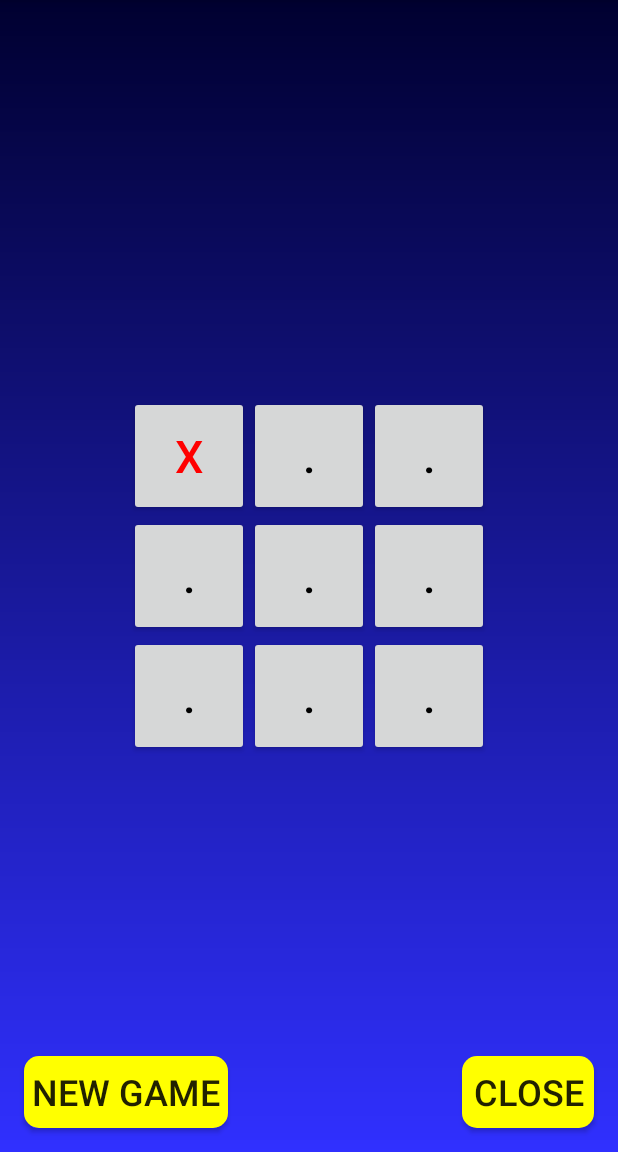
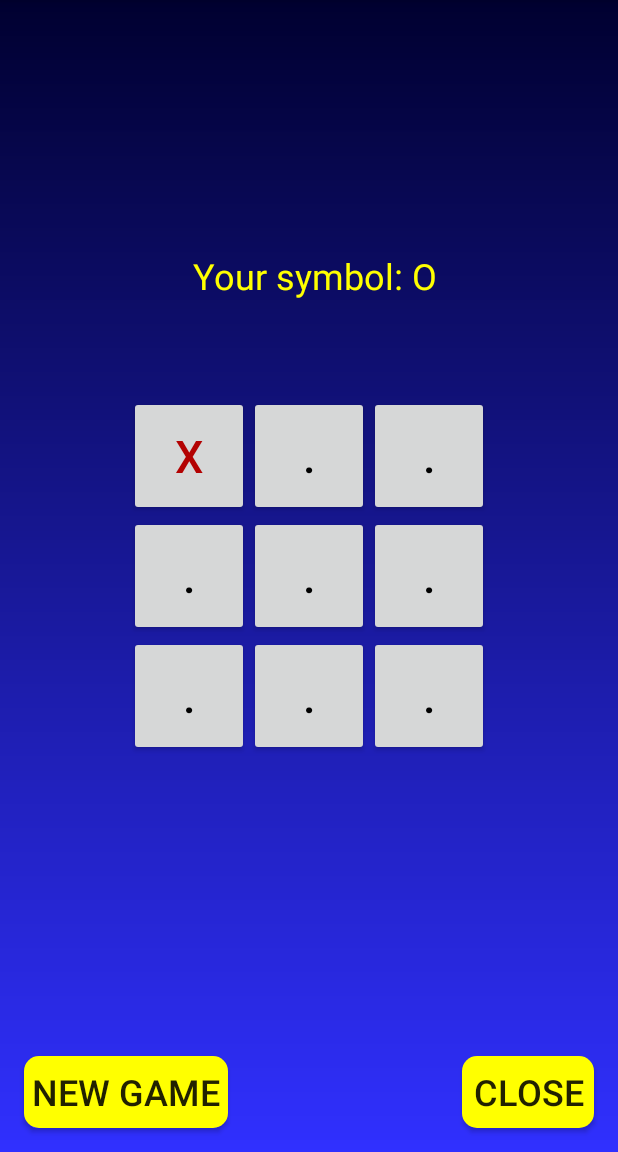
Before and after one commit to LukaszKk/AndroidTicTacToe, an Android app: the screen it shows after launch (MainActivity), on a phone screen of 412 x 824 dp, the part 84-1236 px from its top. Run offline under Robolectric (Android 15) with nearby library versions, the phone set to English and light mode, and no system bars.

Commit message:
info box and colors

```diff
--- a/app/src/main/java/com/example/tictactoe/ButtonWrapper.java
+++ b/app/src/main/java/com/example/tictactoe/ButtonWrapper.java
@@ -55,7 +55,7 @@ public class ButtonWrapper {
     public void setButtonsColor(List<Integer> buttons) {
         for (int id : buttons) {
             Button button = activity.findViewById(id);
-            button.setTextColor(Color.GREEN);
+            button.setTextColor(activity.getColor(R.color.dark_green));
         }
     }
 }
--- a/app/src/main/java/com/example/tictactoe/Game.java
+++ b/app/src/main/java/com/example/tictactoe/Game.java
@@ -8,6 +8,7 @@ import android.graphics.Color;
 import android.os.Build;
 import android.view.View;
 import android.widget.Button;
+import android.widget.TextView;
 
 import androidx.annotation.RequiresApi;
 
@@ -33,6 +34,7 @@ public class Game {
 
         resetBoard();
         buttonWrapper.initButtonsState();
+        setInfoText();
         if (!playerStart) {
             makeMove();
         }
@@ -40,6 +42,12 @@ public class Game {
 
     public static Game initialize(Activity activity) {
         return new Game(activity);
+    }
+
+    private void setInfoText() {
+        TextView infoView = activity.findViewById(R.id.infoView);
+        String infoText = String.format(activity.getString(R.string.playerInfo), playerValue);
+        infoView.setText(infoText);
     }
 
     public void changeButtonState(View view) {
@@ -71,7 +79,7 @@ public class Game {
         BoardXY move = Objects.requireNonNull(MovePicker.bestMove(availableCount));
         board[move.getX()][move.getY()].setValue(Player.AI.getValue());
         Button aiButton = activity.findViewById(board[move.getX()][move.getY()].getId());
-        buttonWrapper.setButtonTextColor(aiButton, computerValue, Color.RED);
+        buttonWrapper.setButtonTextColor(aiButton, computerValue, activity.getColor(R.color.dark_red));
         availableCount--;
     }
 
@@ -81,7 +89,7 @@ public class Game {
     private void makeMove(Button button) {
         Element element = Board.findElementOfId(button.getId());
         Objects.requireNonNull(element).setValue(Player.HUMAN.getValue());
-        buttonWrapper.setButtonTextColor(button, playerValue, Color.RED);
+        buttonWrapper.setButtonTextColor(button, playerValue, activity.getColor(R.color.red));
         availableCount--;
     }
 
--- a/app/src/main/java/com/example/tictactoe/MainActivity.java
+++ b/app/src/main/java/com/example/tictactoe/MainActivity.java
@@ -4,9 +4,11 @@ import androidx.appcompat.app.AppCompatActivity;
 
 import android.os.Bundle;
 import android.view.View;
+import android.view.animation.AlphaAnimation;
 
 public class MainActivity extends AppCompatActivity {
 
+    private static final AlphaAnimation ALPHA_ANIMATION = new AlphaAnimation(1F, 0.6F);
     private Game game;
 
     @Override
@@ -14,14 +16,16 @@ public class MainActivity extends AppCompatActivity {
         super.onCreate(savedInstanceState);
         setContentView(R.layout.activity_main);
 
-        newGame(null);
+        this.game = Game.initialize(this);
     }
 
     public void newGame(View view) {
+        view.startAnimation(ALPHA_ANIMATION);
         game = Game.initialize(this);
     }
 
     public void finish(View view) {
+        view.startAnimation(ALPHA_ANIMATION);
         finish();
     }
 
--- a/app/src/main/java/com/example/tictactoe/MovePicker.java
+++ b/app/src/main/java/com/example/tictactoe/MovePicker.java
@@ -4,7 +4,7 @@ import static com.example.tictactoe.Board.board;
 
 public class MovePicker {
 
-    static class ScoreXY {
+    private static class ScoreXY {
         long score;
         BoardXY xy;
 
@@ -18,7 +18,7 @@ public class MovePicker {
         return countBestScore(-Long.MAX_VALUE, Player.AI.getValue(), availableCount, false).xy;
     }
 
-    private static ScoreXY countBestScore(long initialScore, int playerValue, int availableCount, boolean isMaximazing) {
+    private static ScoreXY countBestScore(long initialScore, int playerValue, int availableCount, boolean isMaximized) {
         long bestScore = initialScore;
         ScoreXY scoreXY = new ScoreXY();
 
@@ -29,12 +29,12 @@ public class MovePicker {
                     board[i][j].setValue(playerValue);
                     availableCount--;
 
-                    long score = miniMax(availableCount, isMaximazing);
+                    long score = miniMax(availableCount, isMaximized);
 
                     board[i][j].setValue(Player.NONE.getValue());
                     availableCount++;
 
-                    bestScore = isMaximazing ? Math.min(score, bestScore) : Math.max(score, bestScore);
+                    bestScore = isMaximized ? Math.min(score, bestScore) : Math.max(score, bestScore);
                     if (scoreXY.score != bestScore) {
                         scoreXY.score = bestScore;
                         scoreXY.xy = BoardXY.of(i, j);
@@ -45,15 +45,15 @@ public class MovePicker {
         return scoreXY;
     }
 
-    private static long miniMax(int availableCount, boolean isMaximazing) {
+    private static long miniMax(int availableCount, boolean isMaximized) {
         Integer winValue = GameStatus.checkWinCondition(availableCount);
         if (winValue != null) {
             return winValue;
         }
 
-        long initialScore = isMaximazing ? -Long.MAX_VALUE : Long.MAX_VALUE;
-        int playerValue = isMaximazing ? Player.AI.getValue() : Player.HUMAN.getValue();
+        long initialScore = isMaximized ? -Long.MAX_VALUE : Long.MAX_VALUE;
+        int playerValue = isMaximized ? Player.AI.getValue() : Player.HUMAN.getValue();
 
-        return countBestScore(initialScore, playerValue, availableCount, !isMaximazing).score;
+        return countBestScore(initialScore, playerValue, availableCount, !isMaximized).score;
     }
 }
--- a/app/src/main/java/com/example/tictactoe/PopUpActivity.java
+++ b/app/src/main/java/com/example/tictactoe/PopUpActivity.java
@@ -22,7 +22,7 @@ public class PopUpActivity {
         TextView textView = popupView.findViewById(R.id.popup_text);
         textView.setPadding(10, 10, 10, 10);
         textView.setText(text);
-        textView.setTextColor(Color.GREEN);
+        textView.setTextColor(activity.getColor(R.color.dark_green));
 
         popupWindow.showAtLocation(view, Gravity.CENTER, 0, 0);
 
--- a/app/src/main/res/drawable/border.xml
+++ b/app/src/main/res/drawable/border.xml
@@ -2,6 +2,6 @@
 <shape xmlns:android="http://schemas.android.com/apk/res/android" android:shape="rectangle">
     <corners android:radius="10dp"/>
     <padding android:left="5dp" android:right="5dp" android:top="5dp" android:bottom="5dp"/>
-    <stroke android:width="5dp" android:color="@color/green"/>
+    <stroke android:width="5dp" android:color="@color/dark_green"/>
     <solid android:color="@color/white" />
 </shape>
--- a/app/src/main/res/layout/activity_main.xml
+++ b/app/src/main/res/layout/activity_main.xml
@@ -130,4 +130,17 @@
         app:layout_constraintStart_toEndOf="@+id/button8"
         app:layout_constraintTop_toBottomOf="@+id/button7" />
 
+    <TextView
+        android:id="@+id/infoView"
+        android:layout_width="wrap_content"
+        android:layout_height="wrap_content"
+        android:layout_marginBottom="64dp"
+        android:text=""
+        android:textSize="24sp"
+        android:textColor="@color/yellow"
+        app:layout_constraintBottom_toTopOf="@+id/button2"
+        app:layout_constraintEnd_toEndOf="@+id/button1"
+        app:layout_constraintHorizontal_bias="0.454"
+        app:layout_constraintStart_toStartOf="@+id/button1" />
+
 </androidx.constraintlayout.widget.ConstraintLayout>
--- a/app/src/main/res/values/colors.xml
+++ b/app/src/main/res/values/colors.xml
@@ -10,7 +10,10 @@
     <color name="blue">#3030FF</color>
     <color name="dark_blue">#000030</color>
     <color name="green">#00ff00</color>
+    <color name="dark_green">#05b502</color>
     <color name="yellow">#ffff00</color>
     <color name="orange">#ffaa00</color>
     <color name="gray">#888888</color>
+    <color name="red">#ff0000</color>
+    <color name="dark_red">#b30202</color>
 </resources>
--- a/app/src/main/res/values/strings.xml
+++ b/app/src/main/res/values/strings.xml
@@ -7,4 +7,5 @@
     <string name="o_square_value">O</string>
     <string name="winner">Player %s won!</string>
     <string name="draw">Draw!</string>
+    <string name="playerInfo">Your symbol: %s</string>
 </resources>
```
